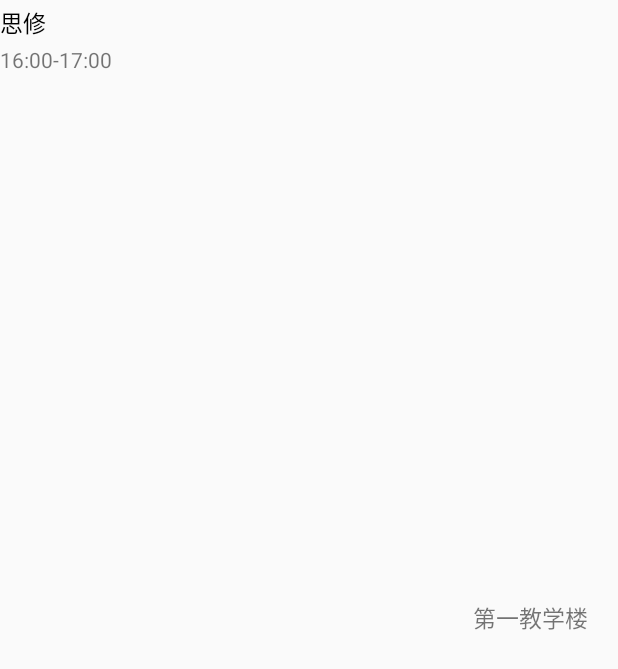
After one commit to huangxinyu1213/FamilyEducation, an Android app: the layout layout_course_item.xml on its own in the app's theme, with its tools: preview values and no code run, on a phone screen of 412 x 824 dp. The commit adds this screen. Shown: the top 669 px of the screen. Run offline under Robolectric (Android 15) with nearby library versions, the phone set to English and light mode, and no system bars.

Commit message:
家教平台

```diff
--- a/app/src/main/AndroidManifest.xml
+++ b/app/src/main/AndroidManifest.xml
@@ -15,6 +15,8 @@
         android:supportsRtl="true"
         android:theme="@style/AppTheme"
         android:usesCleartextTraffic="true">
+        <activity android:name=".activity.ClassTableActivity">
+        </activity>
         <activity android:name=".home.SplashActivity">
             <intent-filter>
                 <action android:name="android.intent.action.MAIN"/>
--- a/app/src/main/java/com/wtxy/familyeducation/constant/Const.java
+++ b/app/src/main/java/com/wtxy/familyeducation/constant/Const.java
@@ -16,6 +16,8 @@ public class Const {
     public static final String KEY_IS_SELECT = "isSelect";
     public static final String KEY_SUBJECT_INFO = "subject_info";
     public static final String KEY_CLASS_INFO = "class_info";
+    public static final String KEY_CLASS_ID = "class_id";
+    public static final String KEY_CLASS_NAME = "class_name";
     /**
      *  信息管理
      */
--- /dev/null
+++ b/app/src/main/res/drawable/week_selector.xml
@@ -0,0 +1,5 @@
+<?xml version="1.0" encoding="utf-8"?>
+<selector xmlns:android="http://schemas.android.com/apk/res/android">
+  <item android:state_selected="true" android:drawable="@drawable/week_shape_selected"/>
+  <item android:state_selected="false" android:drawable="@drawable/week_shape_noraml"/>
+</selector>
--- /dev/null
+++ b/app/src/main/res/drawable/week_shape_noraml.xml
@@ -0,0 +1,4 @@
+<?xml version="1.0" encoding="utf-8"?>
+<shape xmlns:android="http://schemas.android.com/apk/res/android">
+   <solid android:color="@color/common_gray10"/>
+</shape>
--- /dev/null
+++ b/app/src/main/res/drawable/week_shape_selected.xml
@@ -0,0 +1,4 @@
+<?xml version="1.0" encoding="utf-8"?>
+<shape xmlns:android="http://schemas.android.com/apk/res/android">
+   <solid android:color="@color/common_white"/>
+</shape>
--- a/app/src/main/res/layout/activity_splash.xml
+++ b/app/src/main/res/layout/activity_splash.xml
@@ -1,5 +1,5 @@
 <?xml version="1.0" encoding="utf-8"?>
-<android.support.constraint.ConstraintLayout
+<RelativeLayout
     xmlns:android="http://schemas.android.com/apk/res/android"
     xmlns:app="http://schemas.android.com/apk/res-auto"
     xmlns:tools="http://schemas.android.com/tools"
@@ -10,4 +10,4 @@
        android:layout_width="match_parent"
        android:layout_height="match_parent"
        android:src="@drawable/splash"/>
-</android.support.constraint.ConstraintLayout>
+</RelativeLayout>
--- /dev/null
+++ b/app/src/main/res/layout/layout_course_item.xml
@@ -0,0 +1,35 @@
+<?xml version="1.0" encoding="utf-8"?>
+<RelativeLayout
+    xmlns:android="http://schemas.android.com/apk/res/android"
+    android:layout_width="match_parent"
+    android:layout_height="match_parent">
+  <LinearLayout
+      android:layout_width="wrap_content"
+      android:layout_height="wrap_content"
+      android:orientation="vertical">
+      <TextView
+          android:id="@+id/course_name"
+          android:layout_width="wrap_content"
+          android:layout_height="wrap_content"
+          android:textSize="15sp"
+          android:paddingTop="3dp"
+          android:paddingBottom="3dp"
+          android:textColor="@color/common_black"
+          android:text="思修"/>
+      <TextView
+          android:id="@+id/course_time"
+          android:layout_width="wrap_content"
+          android:layout_height="wrap_content"
+          android:text="16:00-17:00"/>
+  </LinearLayout>
+ <TextView
+     android:id="@+id/course_address"
+     android:layout_width="wrap_content"
+     android:layout_height="wrap_content"
+     android:layout_alignParentRight="true"
+     android:layout_centerVertical="true"
+     android:text="第一教学楼"
+     android:textSize="15sp"
+
+     android:layout_marginRight="@dimen/commend_padding"/>
+</RelativeLayout>
```
Also changed, not shown: app/src/main/java/com/wtxy/familyeducation/activity/ClassInfoActivity.java (+25 -9 lines), app/src/main/java/com/wtxy/familyeducation/activity/ClassTableActivity.java (added, +120 -0 lines), app/src/main/java/com/wtxy/familyeducation/adapter/CourseAdapter.java (added, +32 -0 lines), app/src/main/java/com/wtxy/familyeducation/bean/CourseInfo.java (added, +14 -0 lines), app/src/main/java/com/wtxy/familyeducation/httpresult/LoadCourceTableResult.java (added, +15 -0 lines), app/src/main/java/com/wtxy/familyeducation/task/LoadCourseTableTask.java (added, +43 -0 lines), app/src/main/res/layout/activity_class_table.xml (added, +32 -0 lines), app/src/main/res/layout/layout_week_item.xml (added, +17 -0 lines).
